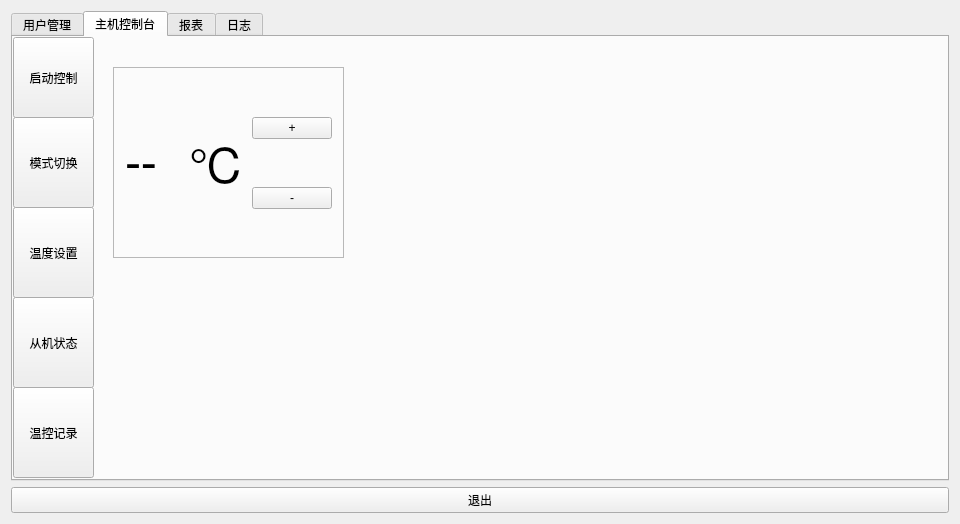
First picture: the form in master/mainwindow.ui, repository fengshenfeilian/airCondition, before the edit.
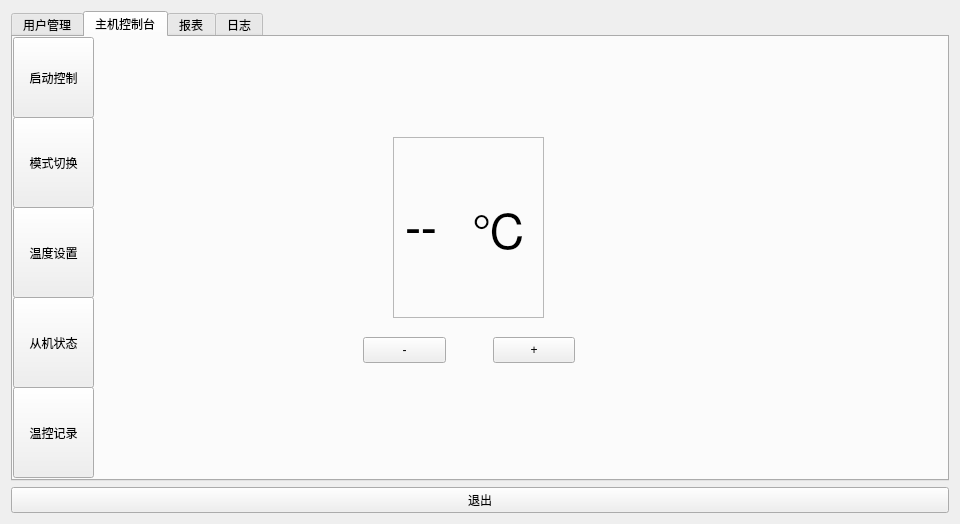
Second picture: the form after the edit. The open tabs and pages were chosen to show the change.

What changed in the file:
```diff
--- a/master/mainwindow.ui
+++ b/master/mainwindow.ui
@@ -132,7 +132,7 @@
         <property name="geometry">
          <rect>
           <x>100</x>
-          <y>30</y>
+          <y>20</y>
           <width>811</width>
           <height>381</height>
          </rect>
@@ -200,10 +200,10 @@
          <widget class="QFrame" name="frame">
           <property name="geometry">
            <rect>
-            <x>0</x>
-            <y>0</y>
-            <width>231</width>
-            <height>191</height>
+            <x>280</x>
+            <y>80</y>
+            <width>151</width>
+            <height>181</height>
            </rect>
           </property>
           <property name="frameShape">
@@ -213,21 +213,7 @@
            <enum>QFrame::Raised</enum>
           </property>
           <layout class="QGridLayout" name="gridLayout_2">
-           <item row="1" column="2">
-            <widget class="QPushButton" name="temp_minus">
-             <property name="text">
-              <string>-</string>
-             </property>
-            </widget>
-           </item>
-           <item row="0" column="2">
-            <widget class="QPushButton" name="temp_plus">
-             <property name="text">
-              <string>+</string>
-             </property>
-            </widget>
-           </item>
-           <item row="0" column="1" rowspan="2">
+           <item row="0" column="3">
             <widget class="QLabel" name="label">
              <property name="font">
               <font>
@@ -239,7 +225,7 @@
              </property>
             </widget>
            </item>
-           <item row="0" column="0" rowspan="2">
+           <item row="0" column="0">
             <widget class="QLabel" name="lbDefaultTemp">
              <property name="font">
               <font>
@@ -253,6 +239,32 @@
            </item>
           </layout>
          </widget>
+         <widget class="QPushButton" name="temp_minus">
+          <property name="geometry">
+           <rect>
+            <x>250</x>
+            <y>280</y>
+            <width>83</width>
+            <height>26</height>
+           </rect>
+          </property>
+          <property name="text">
+           <string>-</string>
+          </property>
+         </widget>
+         <widget class="QPushButton" name="temp_plus">
+          <property name="geometry">
+           <rect>
+            <x>380</x>
+            <y>280</y>
+            <width>82</width>
+            <height>26</height>
+           </rect>
+          </property>
+          <property name="text">
+           <string>+</string>
+          </property>
+         </widget>
         </widget>
         <widget class="QWidget" name="page_4">
          <widget class="QWidget" name="gridLayoutWidget">
```
Left out of the diff: 38 changed lines with no effect on the pictures.
